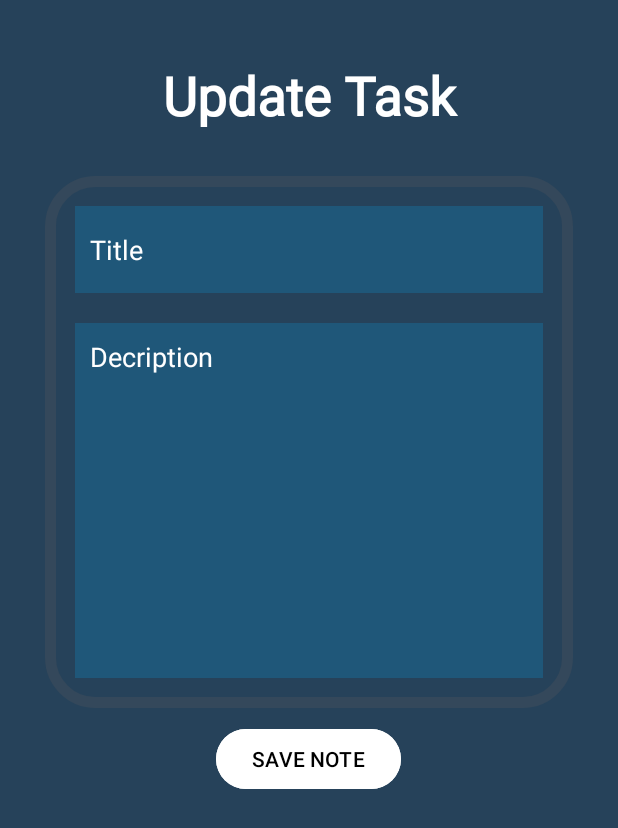
After one commit to sach1nkhatri/StayFit2.0, an Android app: the UpdateTaskActivity screen opened directly, with no data from a screen before it, on a phone screen of 412 x 824 dp. The commit adds this screen. Shown: the top 828 px of the screen. Run offline under Robolectric (Android 15) with nearby library versions, the phone set to English and light mode, and no system bars; 1 statement that could not run was skipped.

Commit message:
added task swipe delete and update task ui done

```diff
--- a/app/src/main/AndroidManifest.xml
+++ b/app/src/main/AndroidManifest.xml
@@ -12,6 +12,9 @@
         android:supportsRtl="true"
         android:theme="@style/Theme.StayFit20"
         tools:targetApi="31">
+        <activity
+            android:name=".UpdateTaskActivity"
+            android:exported="false" />
         <activity
             android:name=".TaskDetail"
             android:exported="false" />
--- a/app/src/main/java/com/example/stayfit20/NoteModel.java
+++ b/app/src/main/java/com/example/stayfit20/NoteModel.java
@@ -6,13 +6,11 @@ public class NoteModel {
     private String title;
     private String description;
     private Timestamp timestamp;
-    private String docId; // Correct the docId field
+    private String docId;
 
-    // Default constructor
     public NoteModel() {
     }
 
-    // Parameterized constructor
     public NoteModel(String title, String description, Timestamp timestamp, String docId) {
         this.title = title;
         this.description = description;
@@ -20,7 +18,6 @@ public class NoteModel {
         this.docId = docId;
     }
 
-    // Getters and Setters
     public String getTitle() {
         return title;
     }
@@ -38,7 +35,6 @@ public class NoteModel {
     }
 
     public String getTimestamp() {
-        // Convert Timestamp to String
         if (timestamp != null) {
             return timestamp.toDate().toString();
         }
--- a/app/src/main/java/com/example/stayfit20/SignInPage.kt
+++ b/app/src/main/java/com/example/stayfit20/SignInPage.kt
@@ -6,6 +6,7 @@ import android.widget.Button
 import android.widget.EditText
 import android.widget.TextView
 import android.widget.Toast
+import androidx.activity.enableEdgeToEdge
 import androidx.appcompat.app.AppCompatActivity
 import com.google.firebase.auth.FirebaseAuth
 import com.google.firebase.auth.UserProfileChangeRequest
@@ -23,7 +24,7 @@ class SignInPage : AppCompatActivity() {
     override fun onCreate(savedInstanceState: Bundle?) {
         super.onCreate(savedInstanceState)
         setContentView(R.layout.activity_sign_in_page)
-
+        enableEdgeToEdge()
         // Initialize Firebase Auth
         auth = FirebaseAuth.getInstance()
 
--- a/app/src/main/java/com/example/stayfit20/TaskDetail.kt
+++ b/app/src/main/java/com/example/stayfit20/TaskDetail.kt
@@ -34,10 +34,8 @@ class TaskDetail : AppCompatActivity() {
         val description = descriptionEditText.text.toString()
 
         if (title.isEmpty() && description.isEmpty()) {
-            // Display a warning if both title and description are empty
             Toast.makeText(this, "Please enter a title or description", Toast.LENGTH_SHORT).show()
         } else {
-            // Save the note to Firestore
             val note = hashMapOf(
                 "title" to title,
                 "description" to description,
--- /dev/null
+++ b/app/src/main/java/com/example/stayfit20/UpdateTaskActivity.kt
@@ -0,0 +1,20 @@
+package com.example.stayfit20
+
+import android.os.Bundle
+import androidx.activity.enableEdgeToEdge
+import androidx.appcompat.app.AppCompatActivity
+import androidx.core.view.ViewCompat
+import androidx.core.view.WindowInsetsCompat
+
+class UpdateTaskActivity : AppCompatActivity() {
+    override fun onCreate(savedInstanceState: Bundle?) {
+        super.onCreate(savedInstanceState)
+        enableEdgeToEdge()
+        setContentView(R.layout.activity_update_task)
+        ViewCompat.setOnApplyWindowInsetsListener(findViewById(R.id.main)) { v, insets ->
+            val systemBars = insets.getInsets(WindowInsetsCompat.Type.systemBars())
+            v.setPadding(systemBars.left, systemBars.top, systemBars.right, systemBars.bottom)
+            insets
+        }
+    }
+}
--- a/app/src/main/java/com/example/stayfit20/login.kt
+++ b/app/src/main/java/com/example/stayfit20/login.kt
@@ -6,6 +6,7 @@ import android.util.Log
 import android.widget.Button
 import android.widget.EditText
 import android.widget.Toast
+import androidx.activity.enableEdgeToEdge
 import androidx.appcompat.app.AppCompatActivity
 import com.google.firebase.auth.FirebaseAuth
 import com.google.firebase.auth.FirebaseUser
@@ -20,7 +21,7 @@ class login : AppCompatActivity() {
     override fun onCreate(savedInstanceState: Bundle?) {
         super.onCreate(savedInstanceState)
         setContentView(R.layout.activity_login)
-
+        enableEdgeToEdge()
         auth = FirebaseAuth.getInstance()
 
         // Check if user is already logged in
--- a/app/src/main/java/com/example/stayfit20/settings_activity.kt
+++ b/app/src/main/java/com/example/stayfit20/settings_activity.kt
@@ -4,6 +4,7 @@ import android.content.DialogInterface
 import android.content.Intent
 import android.os.Bundle
 import android.widget.Button
+import androidx.activity.enableEdgeToEdge
 import androidx.appcompat.app.AlertDialog
 import androidx.appcompat.app.AppCompatActivity
 import com.google.firebase.auth.FirebaseAuth
@@ -16,7 +17,7 @@ class settings_activity : AppCompatActivity() {
     override fun onCreate(savedInstanceState: Bundle?) {
         super.onCreate(savedInstanceState)
         setContentView(R.layout.activity_settings) // Ensure this matches your XML layout file name
-
+        enableEdgeToEdge()
         // Initialize Firebase Auth
         auth = FirebaseAuth.getInstance()
 
--- /dev/null
+++ b/app/src/main/res/layout/activity_update_task.xml
@@ -0,0 +1,69 @@
+<?xml version="1.0" encoding="utf-8"?>
+<LinearLayout xmlns:android="http://schemas.android.com/apk/res/android"
+    xmlns:app="http://schemas.android.com/apk/res-auto"
+    xmlns:tools="http://schemas.android.com/tools"
+    android:layout_width="match_parent"
+    android:layout_height="match_parent"
+    android:orientation="vertical"
+    android:background="@drawable/splash_bg"
+    android:padding="20dp"
+    tools:context=".UpdateTaskActivity">
+
+    <TextView
+        android:layout_width="match_parent"
+        android:layout_height="wrap_content"
+        android:id="@+id/titletextview11"
+        android:text="Update Task"
+        android:fontFamily="@font/orange"
+        android:textColor="@color/white"
+        android:textSize="35sp"
+        android:textStyle="bold"
+        android:gravity="center"
+        android:layout_margin="20dp"/>
+
+    <LinearLayout
+        android:layout_width="match_parent"
+        android:layout_height="wrap_content"
+        android:orientation="vertical"
+        android:padding="10dp"
+        android:layout_margin="10dp"
+        android:background="@drawable/round_gradient_cor">
+
+        <EditText
+            android:id="@+id/titleinput"
+            android:layout_width="match_parent"
+            android:layout_height="58dp"
+            android:layout_margin="10dp"
+            android:background="#3000B0FF"
+            android:hint="@string/title"
+            android:padding="10dp"
+            android:textColorHint="@color/white"
+            tools:ignore="Autofill,TextFields" />
+
+        <EditText
+            android:layout_width="match_parent"
+            android:layout_height="wrap_content"
+            android:id="@+id/descriptioninput"
+            android:hint="@string/decription"
+            android:textColorHint="@color/white"
+            android:background="#3000B0FF"
+            android:padding="10dp"
+            android:layout_margin="10dp"
+            android:lines="10"
+            android:gravity="top"
+            tools:ignore="Autofill,TextFields" />
+
+
+    </LinearLayout>
+
+    <Button
+        android:layout_width="wrap_content"
+        android:layout_height="wrap_content"
+        android:id="@+id/savebtn"
+        android:text="@string/save_note"
+        android:layout_gravity="center"
+        android:backgroundTint="@color/white"
+        android:textColor="#000000"/>
+
+
+</LinearLayout>
```
Also changed, not shown: app/src/main/java/com/example/stayfit20/AddTaskActivity.kt (+38 -3 lines), app/src/main/java/com/example/stayfit20/TaskAdaptor.java (+9 -0 lines).
